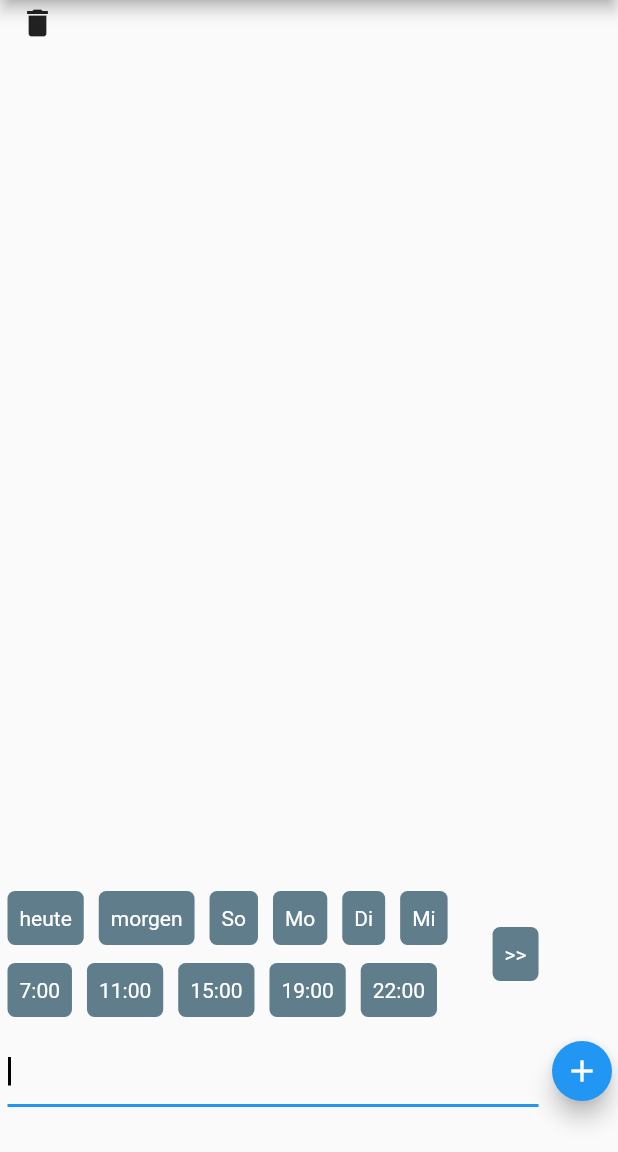
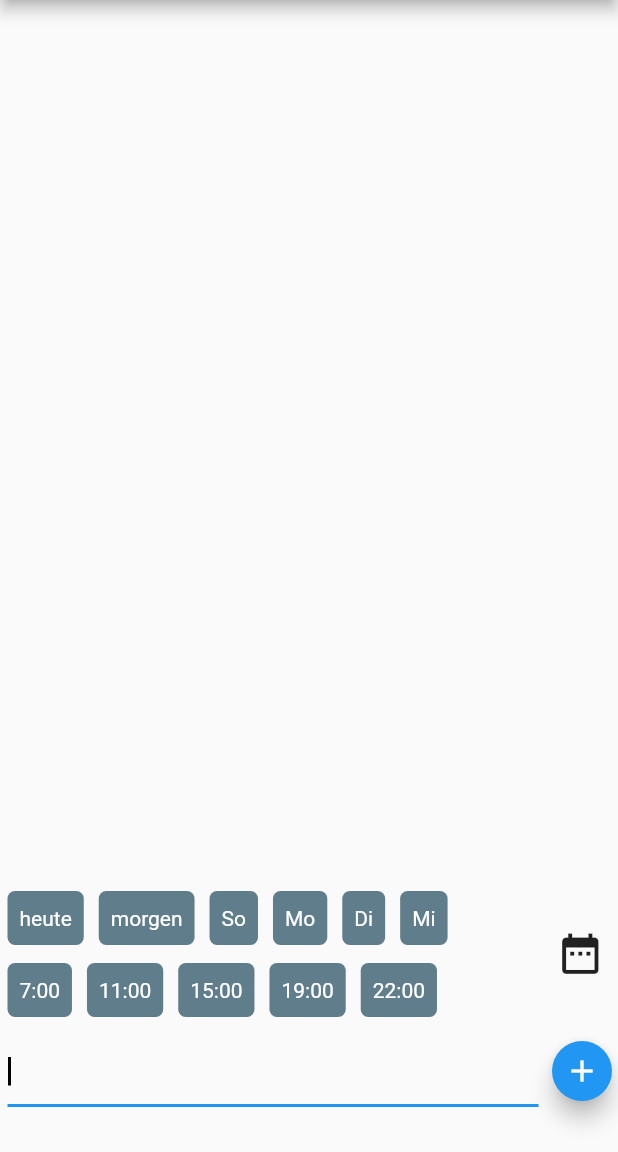
Before and after one commit to factisresearch/quick_reminder, a Flutter app: the screen it shows after launch, after a tap on the "add" icon, on a phone screen of 412 x 824 dp, the part 84-1236 px from its top. Run offline on Flutter 3.47's test engine with Material 2 defaults, Android fonts, the phone set to English and light mode, and no system bars; our stand-ins replace flutter_datetime_picker, kt_dart.

Commit message:
some visual improvements

```diff
--- a/lib/button.dart
+++ b/lib/button.dart
@@ -1,4 +1,8 @@
 import 'package:flutter/material.dart';
+
+const buttonHeight = 36.0;
+const buttonPadding = const EdgeInsets.symmetric(vertical: 0.0, horizontal: 8.0);
+const buttonMargin = const EdgeInsets.symmetric(horizontal: 5.0);
 
 class ButtonAttributes {
   final String text;
@@ -11,9 +15,9 @@ Widget renderButton(ButtonAttributes attrs, StatelessButtonCallback cb, bool ena
     return GestureDetector(
       onTap: cb,
       child: Container(
-        height: 36.0,
-        padding: const EdgeInsets.symmetric(vertical: 0.0, horizontal: 8.0),
-        margin: const EdgeInsets.symmetric(horizontal: 5.0),
+        height: buttonHeight,
+        padding: buttonPadding,
+        margin: buttonMargin,
         decoration: BoxDecoration(
           borderRadius: BorderRadius.circular(5.0),
           color: bgColor,
--- a/lib/input.dart
+++ b/lib/input.dart
@@ -107,8 +107,17 @@ class _Input extends State<Input> {
   @override
   Widget build(BuildContext context) {
     Widget quickButtonsOrText;
+    final today = Day.today();
+    const buttonGroupSpacing = 12.0;
     if (_explicitedDateTime != null) {
-      quickButtonsOrText = Text(_explicitedDateTime.toString());
+      quickButtonsOrText =
+        Container(
+          height: 2 * buttonHeight + buttonGroupSpacing,
+          padding: buttonPadding,
+          margin: buttonMargin,
+          alignment: Alignment.center,
+          child: Text(formatDateTime(_explicitedDateTime, today))
+        );
     } else {
       quickButtonsOrText =
         Column(
@@ -125,13 +134,12 @@ class _Input extends State<Input> {
                     _selectedDayIndex = -1;
                   }
                 });
-                print("Button $index is now ${enabled ? 'enabled' : 'disabled'}");
               },
               buttonAttributes: dayButtons.map((p) {
                 return new ButtonAttributes(text: p.fst);
               }).toList()
             ),
-            const SizedBox(height: 12),
+            const SizedBox(height: buttonGroupSpacing),
             ButtonGroup(
               selectedIndex: this._selectedTimeIndex,
               callback: (index, enabled) {
@@ -142,7 +150,6 @@ class _Input extends State<Input> {
                     _selectedTimeIndex = -1;
                   }
                 });
-                print("Button $index is now ${enabled ? 'enabled' : 'disabled'}");
               },
               buttonAttributes: timeButtons.map((p) {
                 return new ButtonAttributes(text: p.fst);
@@ -159,11 +166,15 @@ class _Input extends State<Input> {
           crossAxisAlignment: CrossAxisAlignment.center,
           mainAxisSize: MainAxisSize.min,
           children: [
-            quickButtonsOrText,
+            Expanded(child: quickButtonsOrText),
             const SizedBox(width: 20),
-            Button(
-              buttonAttributes: new ButtonAttributes(text: ">>"),
-              callback: (bool enabled) async {
+            GestureDetector(
+              child: Container(
+                height: buttonHeight,
+                margin: const EdgeInsets.symmetric(horizontal: 9.0),
+                child: Icon(Icons.date_range, size: buttonHeight * 0.9)
+              ),
+              onTap: () async {
                 setState(() {
                   _textFocused = false;
                 });
@@ -182,8 +193,8 @@ class _Input extends State<Input> {
                 setState(() {
                   _textFocused = true;
                 });
-              },
-            )
+              }
+            ),
           ]
         ),
         const SizedBox(height: 12),
@@ -204,7 +215,10 @@ class _Input extends State<Input> {
             ),
             FloatingActionButton(
               onPressed: () {
-                var title = _controller.text;
+                var title = _controller.text.trim();
+                if (title == "") {
+                  return;
+                }
                 var entry = new ReminderEntry(title, getDateTime());
                 setState(() {
                   _explicitedDateTime = null;
--- a/lib/listWidget.dart
+++ b/lib/listWidget.dart
@@ -1,32 +1,10 @@
 import 'package:flutter/material.dart';
 import "./types.dart";
-import 'package:intl/intl.dart';
 import 'package:kt_dart/collection.dart';
 
 const double itemHeight = 30;
 
 typedef void ListWidgetDeleteCallback(int idx);
-
-final dateFormatter = new DateFormat('dd.MM.yyyy');
-
-String formatDate(DateTime t, Day today) {
-  final day = Day.fromDateTime(t);
-  if (day == today) {
-    return "heute";
-  } else if (day == today.addDays(1)) {
-    return "morgen";
-  } else {
-    return dateFormatter.format(t);
-  }
-}
-
-final timeFormatter = new DateFormat("HH:mm");
-
-String formatDateTime(DateTime t, Day today) {
-  final date = formatDate(t, today);
-  final time = timeFormatter.format(t) + " Uhr";
-  return date + ", " + time;
-}
 
 class ListWidget extends StatelessWidget {
 
--- a/lib/types.dart
+++ b/lib/types.dart
@@ -1,5 +1,5 @@
 import 'package:flutter/material.dart';
-import 'package:flutter/semantics.dart';
+import 'package:intl/intl.dart';
 
 class ReminderEntry {
   final String title;
@@ -109,3 +109,24 @@ class Day {
   int get hashCode => hashValues(year, month, day);
 
 }
+
+final dateFormatter = new DateFormat('dd.MM.yyyy');
+
+String formatDate(DateTime t, Day today) {
+  final day = Day.fromDateTime(t);
+  if (day == today) {
+    return "heute";
+  } else if (day == today.addDays(1)) {
+    return "morgen";
+  } else {
+    return dateFormatter.format(t);
+  }
+}
+
+final timeFormatter = new DateFormat("HH:mm");
+
+String formatDateTime(DateTime t, Day today) {
+  final date = formatDate(t, today);
+  final time = timeFormatter.format(t) + " Uhr";
+  return date + ", " + time;
+}
```
